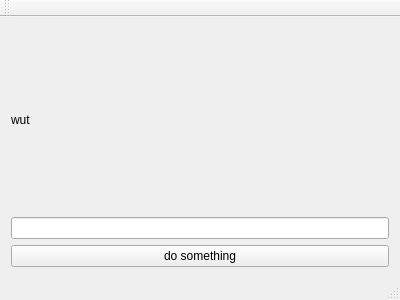
The window that SMMCGUI/forms/mainwindow.ui (laser-utfpr/Kvasir) describes before a commit, drawn with Qt 5.
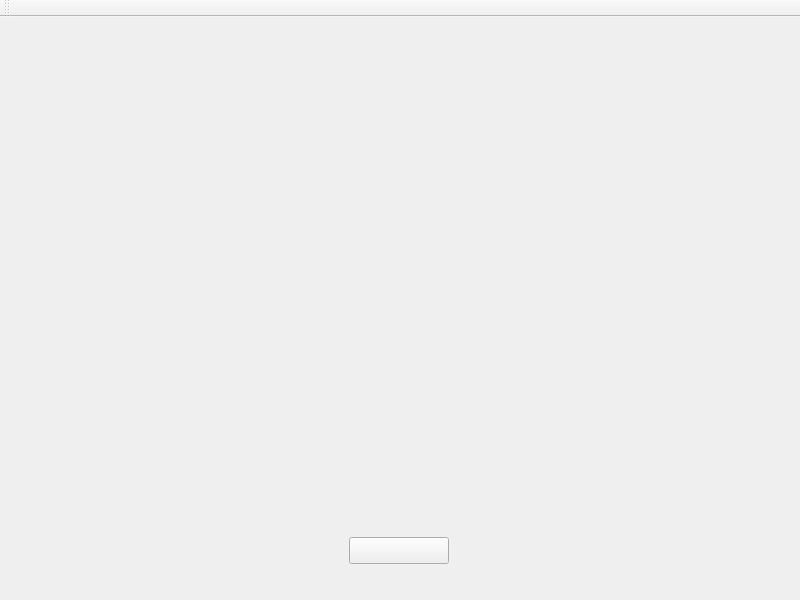
The same window after the commit.

What changed in the file:
```diff
--- a/SMMCGUI/forms/mainwindow.ui
+++ b/SMMCGUI/forms/mainwindow.ui
@@ -6,33 +6,40 @@
    <rect>
     <x>0</x>
     <y>0</y>
-    <width>400</width>
-    <height>300</height>
+    <width>800</width>
+    <height>600</height>
    </rect>
   </property>
   <property name="windowTitle">
    <string>MainWindow</string>
   </property>
   <widget class="QWidget" name="centralWidget">
-   <layout class="QGridLayout" name="gridLayout">
-    <item row="0" column="0">
-     <widget class="QLabel" name="label">
+   <widget class="QLabel" name="image">
+    <property name="geometry">
+     <rect>
+      <x>79</x>
+      <y>9</y>
+      <width>640</width>
+      <height>480</height>
+     </rect>
+    </property>
       <property name="text">
-       <string>wut</string>
-      </property>
-     </widget>
-    </item>
-    <item row="1" column="0">
-     <widget class="QLineEdit" name="box"/>
-    </item>
-    <item row="2" column="0">
-     <widget class="QPushButton" name="button">
+     <string/>
+    </property>
+   </widget>
+   <widget class="QPushButton" name="pauseButton">
+    <property name="geometry">
+     <rect>
+      <x>349</x>
+      <y>520</y>
+      <width>100</width>
+      <height>27</height>
+     </rect>
+    </property>
       <property name="text">
-       <string>do something</string>
-      </property>
-     </widget>
-    </item>
-   </layout>
+     <string/>
+    </property>
+   </widget>
   </widget>
   <widget class="QMenuBar" name="menuBar">
    <property name="geometry">
@@ -52,7 +59,6 @@
     <bool>false</bool>
    </attribute>
   </widget>
-  <widget class="QStatusBar" name="statusBar"/>
  </widget>
  <layoutdefault spacing="6" margin="11"/>
  <resources/>
```
Left out of the diff: 2 changed lines with no effect on the pictures. Lines whose indentation alone changed are shown as unchanged.
